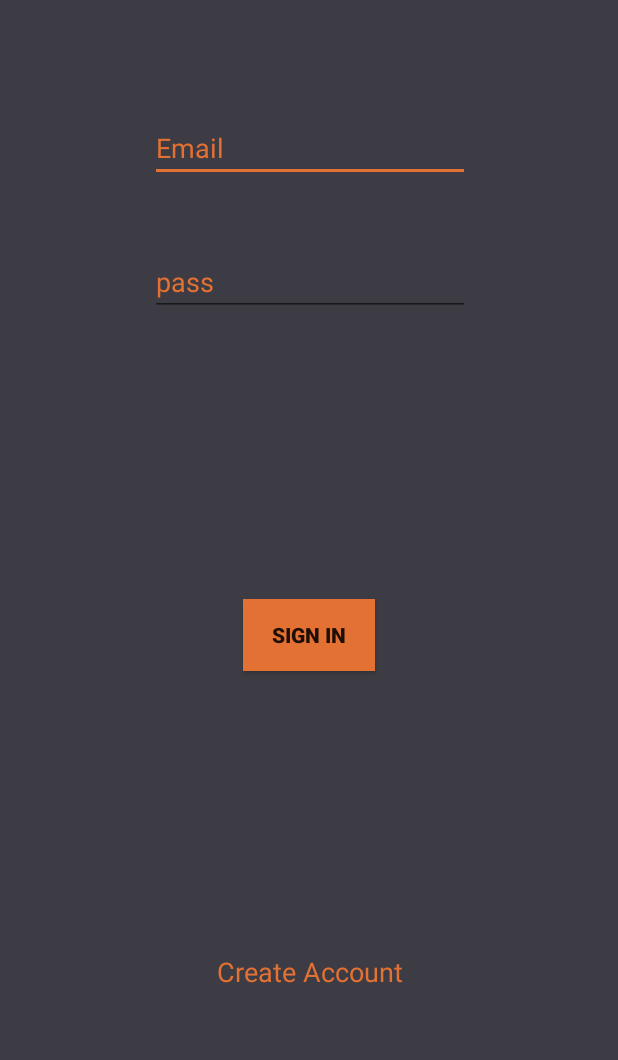
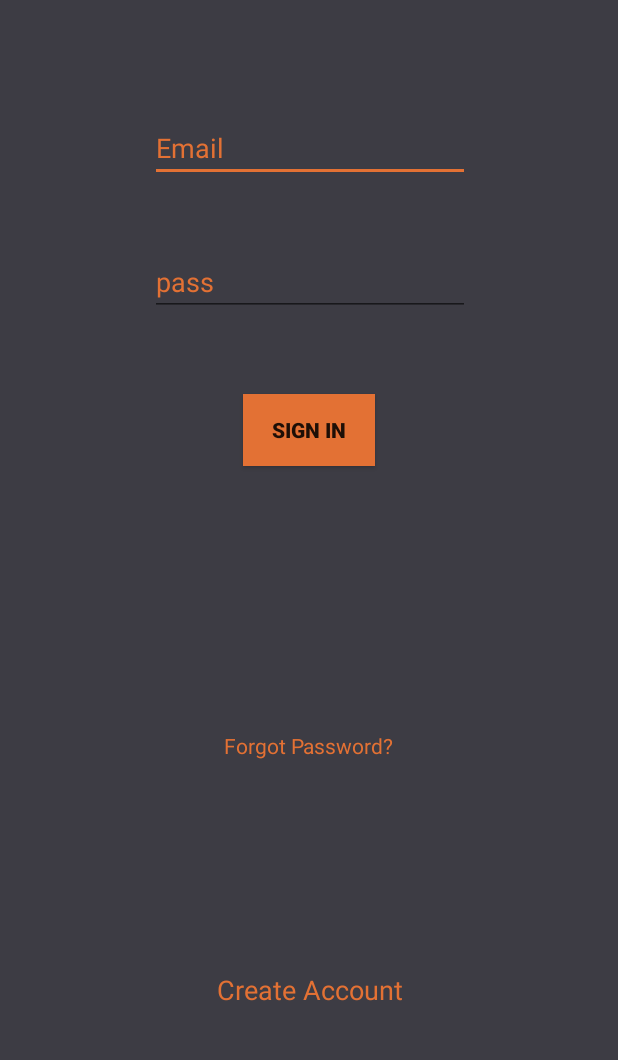
Before and after one commit to bmashlum/WorkoutTracker-1, an Android app: the screen it shows after launch (SignInActivity), on a phone screen of 412 x 824 dp, the part 162-1222 px from its top. Run offline under Robolectric (Android 15) with nearby library versions, the phone set to English and light mode, and no system bars; our stand-ins replace Firebase (no records; nobody signed in at launch, a user with empty details on screens opened directly).

Commit message:
reset password works

```diff
--- a/FitAid App/app/src/main/java/com/example/brad/fitaid/SignInActivity.java
+++ b/FitAid App/app/src/main/java/com/example/brad/fitaid/SignInActivity.java
@@ -7,6 +7,7 @@ import androidx.appcompat.app.AppCompatActivity;
 import android.util.Log;
 import android.view.View;
 import android.widget.EditText;
+import android.widget.TextView;
 import android.widget.Toast;
 
 import com.google.android.gms.tasks.OnCompleteListener;
@@ -27,7 +28,7 @@ public class SignInActivity extends AppCompatActivity {
     public static String userId= "";
     FirebaseDatabase database = FirebaseDatabase.getInstance();
     DatabaseReference ref = database.getReference( "/");
-
+    private TextView forgot_pass;
     @Override
     protected void onCreate(Bundle savedInstanceState) {
         super.onCreate( savedInstanceState );
@@ -35,6 +36,9 @@ public class SignInActivity extends AppCompatActivity {
         mAuth = FirebaseAuth.getInstance();
         email = findViewById( R.id.etEmailSign);
         ab = findViewById( R.id.etPassSign );
+        forgot_pass = (TextView) findViewById(R.id.tv_forgot_pass);
+
+
     }
 
     public void signinUser(View view) {
@@ -72,5 +76,8 @@ public class SignInActivity extends AppCompatActivity {
     public void gotoCreate(View view) {
         startActivity( new Intent (SignInActivity.this, CreateAccountActivity.class));
     }
+    public void goToReset(View view){
+        startActivity( new Intent (SignInActivity.this, ForgotPasswordActivity.class));
+    }
 
 }
--- a/FitAid App/app/src/main/res/layout/activity_sign_in.xml
+++ b/FitAid App/app/src/main/res/layout/activity_sign_in.xml
@@ -56,14 +56,12 @@
         android:layout_width="wrap_content"
         android:layout_height="wrap_content"
         android:layout_marginStart="8dp"
-        android:layout_marginTop="8dp"
+        android:layout_marginTop="52dp"
         android:layout_marginEnd="8dp"
-        android:layout_marginBottom="8dp"
         android:background="@color/colorAccent"
         android:onClick="signinUser"
         android:text="Sign In"
         android:textStyle="bold"
-        app:layout_constraintBottom_toTopOf="@+id/textView2"
         app:layout_constraintEnd_toEndOf="parent"
         app:layout_constraintStart_toStartOf="parent"
         app:layout_constraintTop_toBottomOf="@+id/etPassSign" />
@@ -74,7 +72,7 @@
         android:layout_height="wrap_content"
         android:layout_marginStart="8dp"
         android:layout_marginEnd="8dp"
-        android:layout_marginBottom="56dp"
+        android:layout_marginBottom="44dp"
         android:onClick="gotoCreate"
         android:text="Create Account"
         android:textColor="@color/colorAccent"
@@ -84,4 +82,22 @@
         app:layout_constraintEnd_toEndOf="parent"
         app:layout_constraintHorizontal_bias="0.502"
         app:layout_constraintStart_toStartOf="parent" />
+
+    <TextView
+        android:id="@+id/tv_forgot_pass"
+        android:layout_width="wrap_content"
+        android:layout_height="wrap_content"
+        android:layout_marginStart="8dp"
+        android:layout_marginTop="8dp"
+        android:layout_marginEnd="8dp"
+        android:layout_marginBottom="8dp"
+        android:text="Forgot Password?"
+        android:onClick="goToReset"
+        android:clickable="true"
+        android:textColor="@color/colorAccent"
+        app:layout_constraintBottom_toTopOf="@+id/textView2"
+        app:layout_constraintEnd_toEndOf="parent"
+        app:layout_constraintStart_toStartOf="parent"
+        app:layout_constraintTop_toBottomOf="@+id/btn_signin"
+        app:layout_constraintVertical_bias="0.56" />
 </androidx.constraintlayout.widget.ConstraintLayout>
```
Also changed, not shown: FitAid App/app/src/main/java/com/example/brad/fitaid/ForgotPasswordActivity.java (+54 -0 lines), FitAid App/app/src/main/res/layout/activity_forgot_password.xml (+62 -0 lines), 283 other files.
